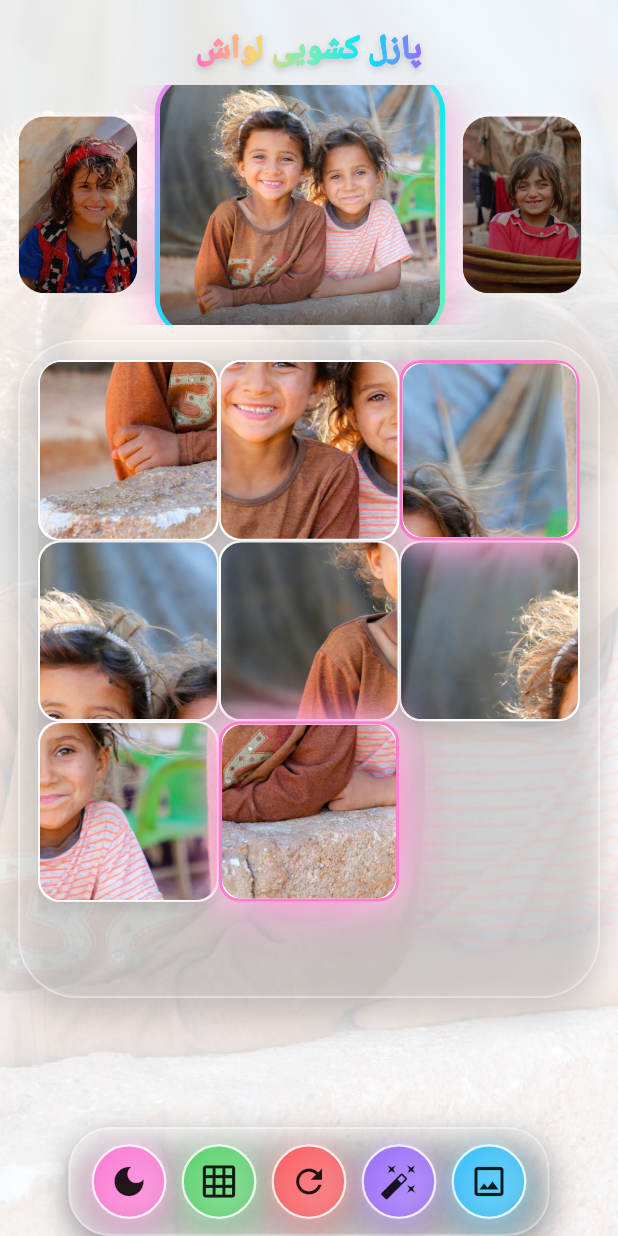
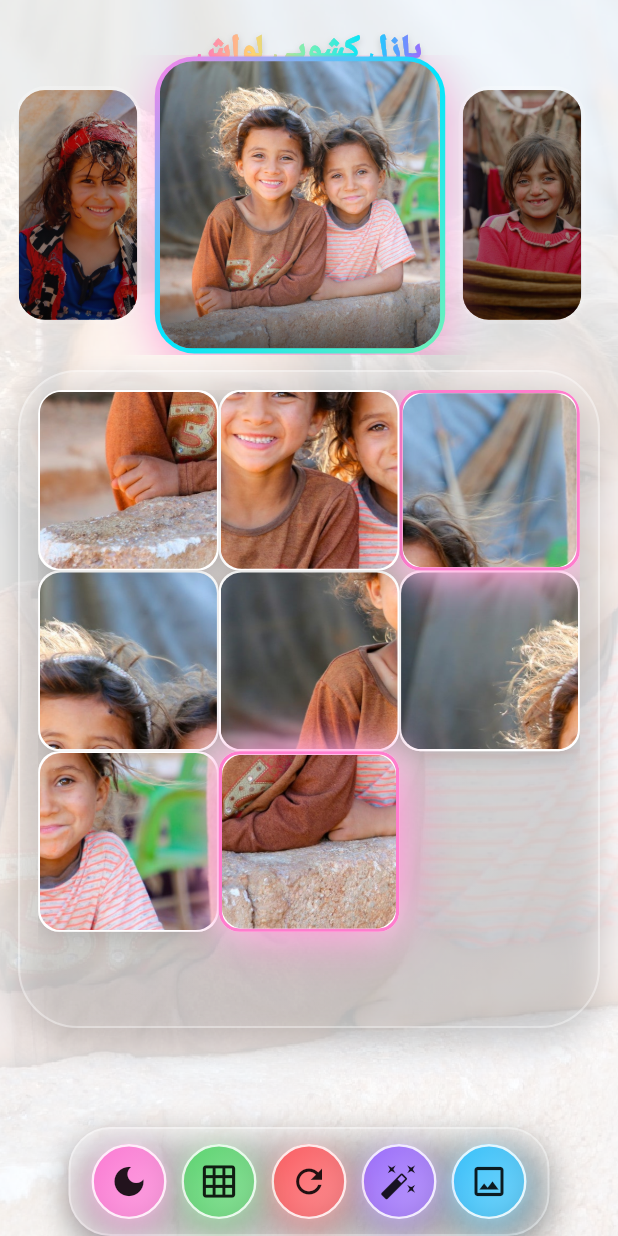
Before and after one commit to kamyarmg/lavash, a Flutter app: the screen it shows after launch, on a phone screen of 412 x 824 dp. Run offline on Flutter 3.47's test engine with Material 3 defaults, Android fonts, the phone set to English and light mode, and no system bars; our stand-ins replace google_fonts, image_picker, shared_preferences; Roboto replaces fonts that are missing (Vazirmatn).

Commit message:
Increase asset slider height for improved visibility and adjust vertical margin for selected thumb

```diff
--- a/lib/main.dart
+++ b/lib/main.dart
@@ -669,7 +669,7 @@ class _AssetSliderState extends State<_AssetSlider> {
     final theme = Theme.of(context);
     final items = _allItems;
     return SizedBox(
-      height: 160,
+      height: 200,
       child: ListView.builder(
         controller: _controller,
         scrollDirection: Axis.horizontal,
@@ -681,7 +681,7 @@ class _AssetSliderState extends State<_AssetSlider> {
           final displayPath = isFile ? rawPath.substring(7) : rawPath;
           final isSel = displayPath == widget.selected;
           final baseWidth = isSel ? _thumbSelectedWidth : _thumbWidth;
-          final marginV = isSel ? 0.0 : 10.0;
+          final marginV = isSel ? 10.0 : 10.0;
           return _SliderThumb(
             index: i,
             path: displayPath,
```
